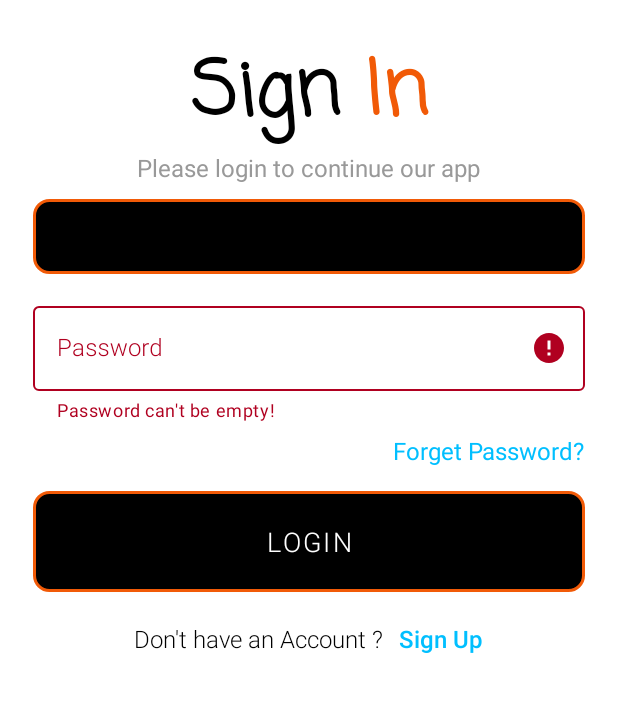
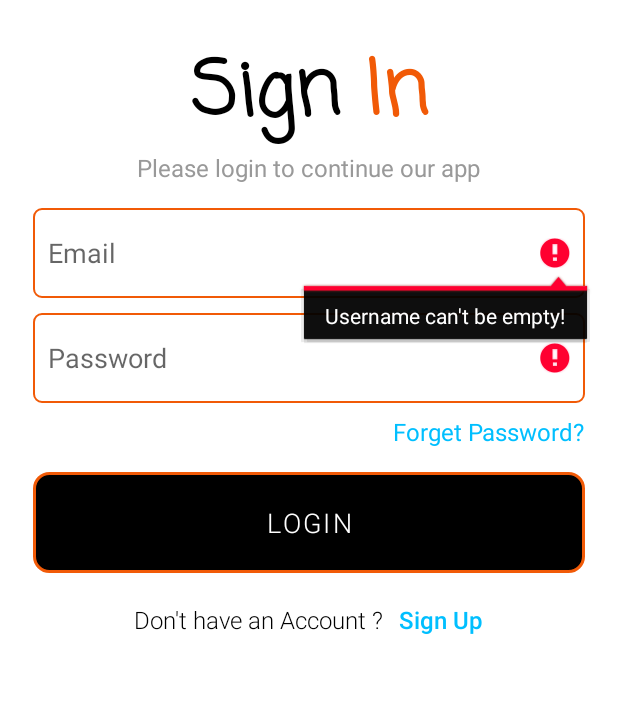
Before and after one commit to maidzui123/JobsFinderApp, an Android app: the screen it shows after launch once a user with an empty profile is signed in (SignInActivity), after a tap on "LOGIN", on a phone screen of 412 x 824 dp, the part 129-841 px from its top. Run offline under Robolectric (Android 15) with nearby library versions, the phone set to English and light mode, and no system bars; our stand-ins replace Firebase (no records; nobody signed in at launch, a user with empty details on screens opened directly).

Commit message:
Firebase connect

```diff
--- a/app/src/main/AndroidManifest.xml
+++ b/app/src/main/AndroidManifest.xml
@@ -4,6 +4,7 @@
     package="com.example.jobfinderapp">
 
     <application
+        android:networkSecurityConfig="@xml/network_security_config"
         android:allowBackup="true"
         android:dataExtractionRules="@xml/data_extraction_rules"
         android:fullBackupContent="@xml/backup_rules"
--- a/app/src/main/java/com/example/jobfinderapp/SignInActivity.java
+++ b/app/src/main/java/com/example/jobfinderapp/SignInActivity.java
@@ -11,6 +11,7 @@ import android.text.SpannableString;
 import android.text.style.ForegroundColorSpan;
 import android.view.View;
 import android.widget.Button;
+import android.widget.EditText;
 import android.widget.TextView;
 import android.widget.Toast;
 
@@ -28,7 +29,7 @@ public class SignInActivity extends AppCompatActivity {
     private  TextView tvSignIn;
 
     private FirebaseAuth firebaseAuth;
-    private TextInputLayout tilSignInUsername, tilSignInPassword;
+    private EditText edtSignInEmail, edtSignInPassword;
     @Override
     protected void onCreate(Bundle savedInstanceState) {
         super.onCreate(savedInstanceState);
@@ -37,8 +38,8 @@ public class SignInActivity extends AppCompatActivity {
         btnSignIn = findViewById(R.id.btnSignIn);
         tvSignIn = findViewById(R.id.tvSignIn);
         tvForgetPass = findViewById(R.id.tvForgetPass);
-        tilSignInUsername = findViewById(R.id.tilSignInUsername);
-        tilSignInPassword = findViewById(R.id.tilSignInPassword);
+        edtSignInEmail = findViewById(R.id.edtSignInEmail);
+        edtSignInPassword = findViewById(R.id.edtSignInPassword);
         firebaseAuth = FirebaseAuth.getInstance();
 
         btnSignIn.setOnClickListener(new View.OnClickListener() {
@@ -65,31 +66,29 @@ public class SignInActivity extends AppCompatActivity {
         tvSignInTitle.setText(s);
     }
     private Boolean validateUsername() {
-        String val = tilSignInUsername.getEditText().getText().toString();
+        String val = edtSignInEmail.getText().toString().trim();
         if (val.isEmpty()) {
-            tilSignInUsername.setError("Username can't be empty!");
+            edtSignInEmail.setError("Username can't be empty!");
             return false;
         } else {
-            tilSignInUsername.setError(null);
-            tilSignInUsername.setErrorEnabled(false);
+            edtSignInEmail.setError(null);
             return true;
         }
 
     }
     private Boolean validatePassword() {
-        String val = tilSignInPassword.getEditText().getText().toString();
+            String val = edtSignInPassword.getText().toString();
         if (val.isEmpty()) {
-            tilSignInPassword.setError("Password can't be empty!");
+            edtSignInPassword.setError("Password can't be empty!");
             return false;
         } else {
-            tilSignInPassword.setError(null);
-            tilSignInPassword.setErrorEnabled(false);
+            edtSignInPassword.setError(null);
             return true;
         }
     }
     private void loginUser(){
-        String userName= tilSignInUsername.getEditText().getText().toString().trim();
-        String password = tilSignInPassword.getEditText().getText().toString().trim();
+        String userName= edtSignInEmail.getText().toString().trim();
+        String password = edtSignInPassword.getText().toString().trim();
         if(!validatePassword() | !validateUsername())
         {
             return;
@@ -98,13 +97,14 @@ public class SignInActivity extends AppCompatActivity {
                 .addOnSuccessListener(new OnSuccessListener<AuthResult>() {
                     @Override
                     public void onSuccess(AuthResult authResult) {
-                        Toast.makeText(SignInActivity.this,"Login Successful",Toast.LENGTH_SHORT).show();
+                        startActivity(new Intent(getApplicationContext(),MainActivity.class));
+                        Toast.makeText(getApplicationContext(),"Login Successful",Toast.LENGTH_SHORT).show();
                     }
                 })
                 .addOnFailureListener(new OnFailureListener() {
                     @Override
                     public void onFailure(@NonNull Exception e) {
-                        Toast.makeText(SignInActivity.this,e.getMessage(),Toast.LENGTH_SHORT).show();
+                        Toast.makeText(getApplicationContext(),e.getMessage(),Toast.LENGTH_SHORT).show();
                     }
                 });
     }
--- /dev/null
+++ b/app/src/main/res/drawable/edit_text_input.xml
@@ -0,0 +1,5 @@
+<?xml version="1.0" encoding="utf-8"?>
+<shape xmlns:android="http://schemas.android.com/apk/res/android" android:shape="rectangle">
+    <stroke android:width="1dp" android:color="#F15A07"/>
+    <corners android:radius="5dp"/>
+</shape>
--- a/app/src/main/res/layout/activity_sign_in.xml
+++ b/app/src/main/res/layout/activity_sign_in.xml
@@ -58,11 +58,23 @@
             android:layout_gravity="center"
             android:textFontWeight="400"/>
         <EditText
+            android:id="@+id/edtSignInEmail"
             android:layout_width="match_parent"
-            android:layout_height="50dp"
+            android:layout_height="60dp"
+            android:padding="10dp"
+            android:layout_marginTop="16dp"
+            android:background="@drawable/edit_text_input"
+            android:hint="Email"
+            />
+        <EditText
+            android:id="@+id/edtSignInPassword"
+            android:layout_width="match_parent"
+            android:layout_height="60dp"
             android:padding="10dp"
             android:layout_marginTop="10dp"
-            android:background="@drawable/sign_up_stroke"
+            android:background="@drawable/edit_text_input"
+            android:hint="Password"
+            android:inputType="textPassword"
             />
 <!--        <com.google.android.material.textfield.TextInputLayout-->
 <!--            style="@style/Widget.MaterialComponents.TextInputLayout.OutlinedBox"-->
@@ -86,28 +98,28 @@
 
 <!--        </com.google.android.material.textfield.TextInputLayout>-->
 
-        <com.google.android.material.textfield.TextInputLayout
-            style="@style/Widget.MaterialComponents.TextInputLayout.OutlinedBox"
-            android:id="@+id/tilSignInPassword"
-            android:layout_width="match_parent"
-            android:layout_height="wrap_content"
-            android:layout_marginTop="16dp"
-            android:hint="Password"
-            android:textColorHint="#999999"
-            app:boxStrokeColor="@color/orange"
-            app:hintTextColor="@color/black"
-            app:passwordToggleEnabled="true">
+<!--        <com.google.android.material.textfield.TextInputLayout-->
+<!--            style="@style/Widget.MaterialComponents.TextInputLayout.OutlinedBox"-->
+<!--            android:id="@+id/tilSignInPassword"-->
+<!--            android:layout_width="match_parent"-->
+<!--            android:layout_height="wrap_content"-->
+<!--            android:layout_marginTop="16dp"-->
+<!--            android:hint="Password"-->
+<!--            android:textColorHint="#999999"-->
+<!--            app:boxStrokeColor="@color/orange"-->
+<!--            app:hintTextColor="@color/black"-->
+<!--            app:passwordToggleEnabled="true">-->
 
-            <com.google.android.material.textfield.TextInputEditText
-                android:id="@+id/edtSignInPassword"
-                android:layout_width="match_parent"
-                android:layout_height="wrap_content"
-                android:fontFamily="sans-serif-light"
-                android:inputType="textPassword"
-                android:singleLine="true"
-                android:textColor="@color/black" />
+<!--            <com.google.android.material.textfield.TextInputEditText-->
+<!--                android:id="@+id/edtSignInPassword"-->
+<!--                android:layout_width="match_parent"-->
+<!--                android:layout_height="wrap_content"-->
+<!--                android:fontFamily="sans-serif-light"-->
+<!--                android:inputType="textPassword"-->
+<!--                android:singleLine="true"-->
+<!--                android:textColor="@color/black" />-->
 
-        </com.google.android.material.textfield.TextInputLayout>
+<!--        </com.google.android.material.textfield.TextInputLayout>-->
         <TextView
             android:id="@+id/tvForgetPass"
             android:layout_width="wrap_content"
@@ -165,7 +177,7 @@
 
     </LinearLayout>
     <ProgressBar
-        android:id="@+id/progressBar"
+        android:id="@+id/progressBarSignIn"
         android:layout_width="wrap_content"
         android:layout_height="wrap_content"
         style="?android:attr/progressBarStyleLarge"
--- /dev/null
+++ b/app/src/main/res/xml/network_security_config.xml
@@ -0,0 +1,6 @@
+<?xml version="1.0" encoding="utf-8"?>
+<network-security-config>
+    <domain-config cleartextTrafficPermitted="true">
+        <domain includeSubdomains="true">your_site_domain.com</domain>
+    </domain-config>
+</network-security-config>
```
Also changed, not shown: app/src/main/java/com/example/jobfinderapp/SignUpActivity.java (+30 -37 lines), app/src/main/res/layout/activity_sign_up.xml (+113 -75 lines), 1 other file.
